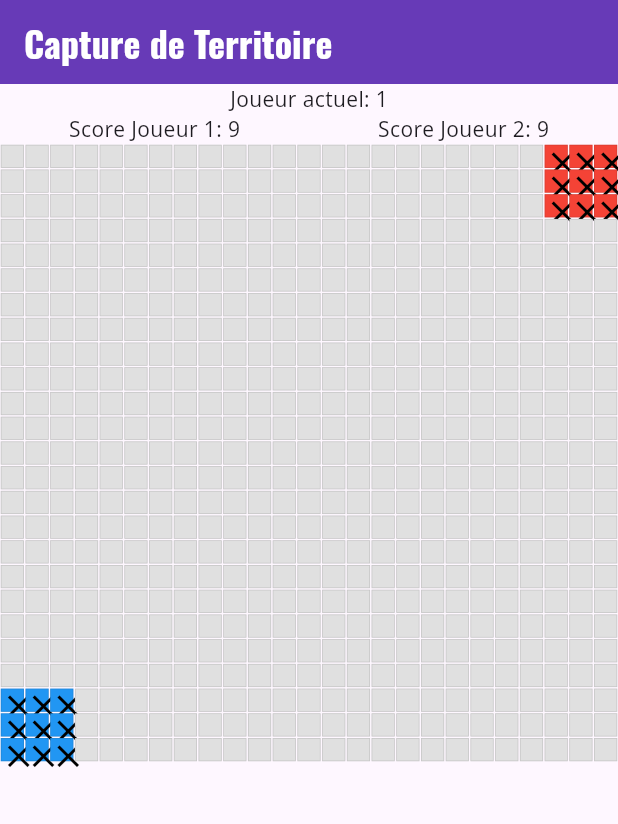
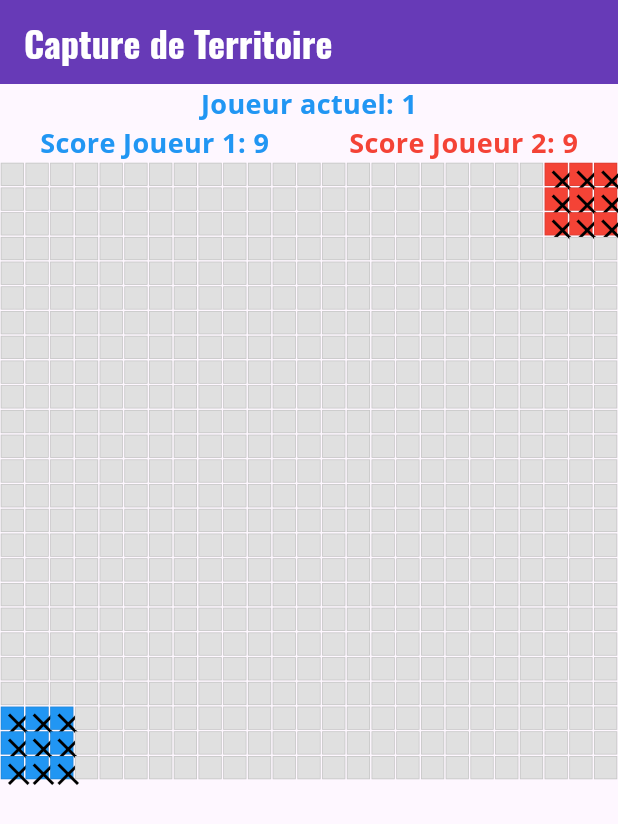
Before and after one commit to Foreveratu/GridClash, a Flutter app: the screen it shows after launch, on a phone screen of 412 x 824 dp. Shown: the top 824 px of the screen. Run offline on Flutter 3.47's test engine with Material 3 defaults, Android fonts, the phone set to English and light mode, and no system bars; our stand-ins replace google_fonts.

Commit message:
change ui to corresponding color

```diff
--- a/lib/game_ui.dart
+++ b/lib/game_ui.dart
@@ -18,13 +18,44 @@ class GameUI extends StatelessWidget {
         return Column(
           // Utiliser un Column pour empiler les éléments
           children: [
-            Text('Joueur actuel: ${gameState.currentPlayer.id}'),
-
+            Text(
+              'Joueur actuel: ${gameState.currentPlayer.id}',
+              style: TextStyle(
+                color: gameState
+                    .currentPlayer
+                    .color, // Utiliser la couleur du joueur actuel
+                fontWeight: FontWeight
+                    .bold, // Optionnel: rendre le texte en gras pour plus de visibilité
+                fontSize: 18.0, // Optionnel: ajuster la taille si nécessaire
+              ),
+            ),
             Row(
               mainAxisAlignment: MainAxisAlignment.spaceAround,
               children: [
-                Text('Score Joueur 1: ${gameState.player1Score}'),
-                Text('Score Joueur 2: ${gameState.player2Score}'),
+                Text(
+                  'Score Joueur 1: ${gameState.player1Score}',
+                  style: TextStyle(
+                    color: gameState
+                        .players[0]
+                        .color, // Utiliser la couleur du joueur actuel
+                    fontWeight: FontWeight
+                        .bold, // Optionnel: rendre le texte en gras pour plus de visibilité
+                    fontSize:
+                        18.0, // Optionnel: ajuster la taille si nécessaire
+                  ),
+                ),
+                Text(
+                  'Score Joueur 2: ${gameState.player2Score}',
+                  style: TextStyle(
+                    color: gameState
+                        .players[1]
+                        .color, // Utiliser la couleur du joueur actuel
+                    fontWeight: FontWeight
+                        .bold, // Optionnel: rendre le texte en gras pour plus de visibilité
+                    fontSize:
+                        18.0, // Optionnel: ajuster la taille si nécessaire
+                  ),
+                ),
               ],
             ),
             Expanded(
```
